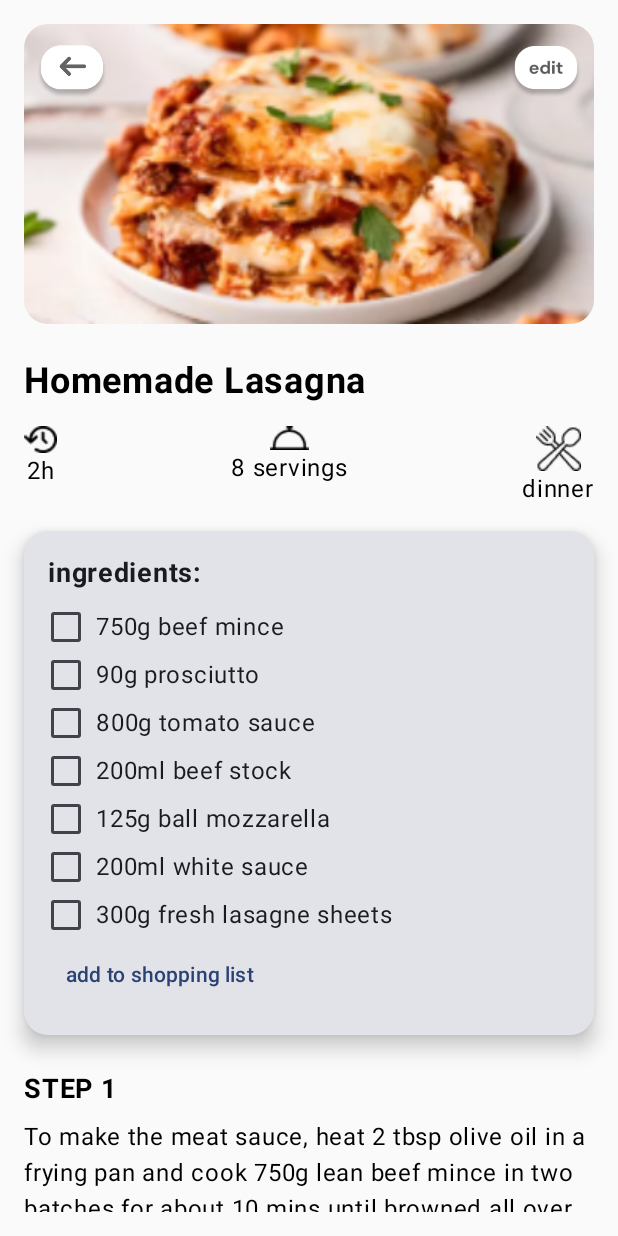
After one commit to adieediee/SemestralnaPraca_VAMZ, an Android app built with Jetpack Compose: the RecipeInfoScreen screen opened through its navigation route, on a phone screen of 412 x 824 dp. The commit adds this screen. Run offline under Robolectric (Android 15) with nearby library versions, the phone set to English and light mode, and no system bars.

Commit message:
Doplnenie RecipeScreen, RecipeInfoScreen a NotesScreen

```diff
--- a/app/build.gradle.kts
+++ b/app/build.gradle.kts
@@ -1,6 +1,7 @@
 plugins {
     id("com.android.application")
     id("org.jetbrains.kotlin.android")
+    id("com.google.devtools.ksp") version "1.9.20-1.0.14"
 }
 
 android {
@@ -66,4 +67,6 @@ dependencies {
     androidTestImplementation("androidx.compose.ui:ui-test-junit4")
     debugImplementation("androidx.compose.ui:ui-tooling")
     debugImplementation("androidx.compose.ui:ui-test-manifest")
+    implementation("androidx.navigation:navigation-compose:2.7.7")
+    implementation ("androidx.lifecycle:lifecycle-viewmodel-compose:2.8.1")
 }
--- a/app/src/main/java/com/example/semestralka/MainActivity.kt
+++ b/app/src/main/java/com/example/semestralka/MainActivity.kt
@@ -1,16 +1,9 @@
 package com.example.semestralka
 
-import MainScreen
 import android.os.Bundle
 import androidx.activity.ComponentActivity
 import androidx.activity.compose.setContent
-import androidx.compose.foundation.layout.fillMaxSize
-import androidx.compose.material3.MaterialTheme
-import androidx.compose.material3.Surface
-import androidx.compose.material3.Text
-import androidx.compose.runtime.Composable
-import androidx.compose.ui.Modifier
-import androidx.compose.ui.tooling.preview.Preview
+import com.example.semestralka.gui.RecipeBookApp
 
 import com.example.semestralka.ui.theme.SemestralkaTheme
 
@@ -19,7 +12,7 @@ class MainActivity : ComponentActivity() {
         super.onCreate(savedInstanceState)
         setContent {
             SemestralkaTheme {
-                MainScreen()
+                RecipeBookApp()
             }
         }
     }
--- /dev/null
+++ b/app/src/main/java/com/example/semestralka/gui/RecipeBook.kt
@@ -0,0 +1,10 @@
+package com.example.semestralka.gui
+
+import androidx.compose.runtime.Composable
+import androidx.navigation.NavHostController
+import androidx.navigation.compose.rememberNavController
+import com.example.semestralka.navigation.Navigation
+@Composable
+fun RecipeBookApp(navController: NavHostController = rememberNavController()) {
+    Navigation(navController = navController)
+}
--- a/app/src/main/java/com/example/semestralka/gui/mainscreen/MainScreen.kt
+++ b/app/src/main/java/com/example/semestralka/gui/mainscreen/MainScreen.kt
@@ -2,14 +2,19 @@ import android.os.Bundle
 import androidx.activity.ComponentActivity
 import androidx.activity.compose.setContent
 import androidx.compose.foundation.Image
+import androidx.compose.foundation.clickable
 import androidx.compose.foundation.layout.*
+
 import androidx.compose.foundation.lazy.LazyColumn
 import androidx.compose.foundation.lazy.items
+import androidx.compose.foundation.shape.CircleShape
 import androidx.compose.foundation.shape.RoundedCornerShape
 import androidx.compose.material3.*
 import androidx.compose.runtime.Composable
 import androidx.compose.ui.Alignment
 import androidx.compose.ui.Modifier
+import androidx.compose.ui.draw.clip
+import androidx.compose.ui.geometry.Size
 import androidx.compose.ui.graphics.Color
 import androidx.compose.ui.platform.LocalConfiguration
 import androidx.compose.ui.res.painterResource
@@ -17,13 +22,46 @@ import androidx.compose.ui.text.font.FontWeight
 import androidx.compose.ui.unit.dp
 import androidx.compose.ui.unit.sp
 import com.example.semestralka.R
+import com.example.semestralka.navigation.NavigationDestination
 
-
+object MainDestination : NavigationDestination {
+    override val route = "main"
+}
 
 @Composable
-fun MainScreen() {
+fun MainScreen(onPrevious: () -> Unit, onNext: () -> Unit) {
+    Scaffold(bottomBar = {
+        BottomAppBar(
+            modifier = Modifier.height(60.dp),
+            containerColor = Color.Transparent
+        ) {
+            val modifier = Modifier.padding(5.dp)
+            Image(
+                painter = painterResource(id = R.drawable.ic_back), // Replace with your edit image resource
+                contentDescription = "Previous",
+                modifier = Modifier
+
+                    .padding(8.dp)
+                    .size(48.dp)
+                    .clip(CircleShape)
+                    .clickable(onClick = onPrevious)
+            )
+            Spacer(modifier = Modifier.weight(1f))
+            Image(
+                painter = painterResource(id = R.drawable.ic_forward), // Replace with your edit image resource
+                contentDescription = "Next",
+                modifier = Modifier
+
+                    .padding(8.dp)
+                    .size(48.dp)
+                    .clip(CircleShape)
+                    .clickable(onClick = onNext)
+            )
+        }
+    }) { innerPadding ->
         Column(
             modifier = Modifier
+                .padding(innerPadding)
                 .fillMaxSize()
                 .padding(16.dp)
         ) {
@@ -47,13 +85,16 @@ fun MainScreen() {
 
         }
     }
+}
 
 @Composable
 fun MealCard() {
     Card(
         shape = RoundedCornerShape(16.dp),
         elevation = CardDefaults.cardElevation(defaultElevation = 8.dp),
-        modifier = Modifier.fillMaxWidth()
+        modifier = Modifier
+            .fillMaxWidth()
+            .height(200.dp)
     ) {
         Column(
             modifier = Modifier
@@ -69,9 +110,7 @@ fun MealCard() {
             )
             Spacer(modifier = Modifier.height(8.dp))
             Text(
-                text = "Homemade Lasagna",
-                fontSize = 24.sp,
-                fontWeight = FontWeight.Bold
+                text = "Homemade Lasagna", fontSize = 24.sp, fontWeight = FontWeight.Bold
             )
         }
     }
@@ -80,8 +119,7 @@ fun MealCard() {
 @Composable
 fun ListsRow() {
     Row(
-        modifier = Modifier.fillMaxWidth(),
-        horizontalArrangement = Arrangement.SpaceEvenly
+        modifier = Modifier.fillMaxWidth(), horizontalArrangement = Arrangement.SpaceEvenly
     ) {
         ShoppingListCard()
         CookDoListCard()
@@ -93,7 +131,9 @@ fun ShoppingListCard() {
     val configuration = LocalConfiguration.current
     val screenWidthDp = configuration.screenWidthDp.dp / 2 - 24.dp
 
-    val items = listOf("90g prosciutto", "125g ball mozzarella", "750g minced beef", "200ml white sauce", "eggs")
+    val items = listOf(
+        "90g prosciutto", "125g ball mozzarella", "750g minced beef", "200ml white sauce", "eggs"
+    )
 
     Card(
         shape = RoundedCornerShape(16.dp),
@@ -108,9 +148,7 @@ fun ShoppingListCard() {
         ) {
             item {
                 Text(
-                    text = "shopping list",
-                    fontSize = 20.sp,
-                    fontWeight = FontWeight.Bold
+                    text = "shopping list", fontSize = 20.sp, fontWeight = FontWeight.Bold
                 )
                 Spacer(modifier = Modifier.height(8.dp))
                 Text(text = "today’s meal:")
@@ -142,7 +180,6 @@ fun CookDoListCard() {
         "harvest some tomatoes",
         "harvest some tomatoes",
         "harvest some tomatoes"
-
     )
 
     Card(
@@ -158,9 +195,7 @@ fun CookDoListCard() {
         ) {
             item {
                 Text(
-                    text = "today’s cook-dos",
-                    fontSize = 20.sp,
-                    fontWeight = FontWeight.Bold
+                    text = "today’s cook-dos", fontSize = 20.sp, fontWeight = FontWeight.Bold
                 )
                 Spacer(modifier = Modifier.height(8.dp))
             }
@@ -178,12 +213,10 @@ fun CookDoListCard() {
 @Composable
 fun CheckboxListItem(text: String, checked: Boolean = false) {
     Row(
-        verticalAlignment = Alignment.CenterVertically,
-        modifier = Modifier.padding(vertical = 4.dp)
+        verticalAlignment = Alignment.CenterVertically, modifier = Modifier.padding(vertical = 4.dp)
     ) {
         Checkbox(
-            checked = checked,
-            onCheckedChange = null // This can be implemented as per requirement
+            checked = checked, onCheckedChange = null // This can be implemented as per requirement
         )
         Spacer(modifier = Modifier.width(8.dp))
         Text(text = text)
@@ -196,3 +229,20 @@ fun AddItemButton(text: String) {
         Text(text = text)
     }
 }
+
+@Composable
+fun ElevatedButtonExample(text: String, onRecipe: () -> Unit) {
+    Button(
+        onClick = { onRecipe() },
+        shape = RoundedCornerShape(16.dp),
+        elevation = ButtonDefaults.buttonElevation(defaultElevation = 8.dp),
+        colors = ButtonDefaults.buttonColors(containerColor = MaterialTheme.colorScheme.primary),
+        modifier = Modifier
+            .height(50.dp) // Adjust the height as needed
+            .padding(4.dp)
+    ) {
+        Text(
+            text = text, fontSize = 16.sp, color = Color.White, modifier = Modifier.padding(4.dp)
+        )
+    }
+}
--- a/app/src/main/java/com/example/semestralka/gui/mainscreen/RecipeScreen.kt
+++ /dev/null
@@ -1 +0,0 @@
-package com.example.semestralka.gui.mainscreen
--- /dev/null
+++ b/app/src/main/java/com/example/semestralka/gui/recipeinfoscreen/RecipeInfoScreen.kt
@@ -0,0 +1,173 @@
+import android.os.Bundle
+import androidx.activity.ComponentActivity
+import androidx.activity.compose.setContent
+import androidx.compose.foundation.Image
+import androidx.compose.foundation.clickable
+import androidx.compose.foundation.layout.*
+import androidx.compose.foundation.rememberScrollState
+import androidx.compose.foundation.shape.CircleShape
+import androidx.compose.foundation.verticalScroll
+import androidx.compose.foundation.shape.RoundedCornerShape
+import androidx.compose.material3.*
+import androidx.compose.runtime.Composable
+import androidx.compose.ui.Alignment
+import androidx.compose.ui.Modifier
+import androidx.compose.ui.draw.clip
+import androidx.compose.ui.graphics.Color
+import androidx.compose.ui.layout.ContentScale
+import androidx.compose.ui.res.painterResource
+import androidx.compose.ui.text.font.FontWeight
+import androidx.compose.ui.unit.dp
+import androidx.compose.ui.unit.sp
+import com.example.semestralka.R
+import com.example.semestralka.navigation.NavigationDestination
+
+object RecipeInfoDestination : NavigationDestination {
+    override val route = "recipe_info"
+}
+@OptIn(ExperimentalMaterial3Api::class)
+@Composable
+fun RecipeInfoScreen(onBack: () -> Unit, onEdit: () -> Unit) {
+    Box(
+        modifier = Modifier
+            .fillMaxSize()
+            .padding(16.dp)
+    ) {
+        Column(
+            modifier = Modifier
+                .fillMaxSize()
+                .verticalScroll(rememberScrollState())
+        ) {
+            Image(
+                painter = painterResource(id = R.drawable.food), // Replace with your image resource
+                contentDescription = "Homemade Lasagna",
+                contentScale = ContentScale.Crop,
+                modifier = Modifier
+                    .fillMaxWidth()
+                    .height(200.dp)
+                    .clip(RoundedCornerShape(16.dp))
+            )
+            Spacer(modifier = Modifier.height(16.dp))
+            Text(
+                text = "Homemade Lasagna",
+                fontSize = 24.sp,
+                fontWeight = FontWeight.Bold,
+                modifier = Modifier.padding(vertical = 8.dp)
+            )
+            Spacer(modifier = Modifier.height(8.dp))
+            Row(
+                modifier = Modifier.fillMaxWidth(),
+                horizontalArrangement = Arrangement.SpaceBetween
+            ) {
+                Column(horizontalAlignment = Alignment.CenterHorizontally) {
+                    Icon(painter = painterResource(id = R.drawable.ic_time), contentDescription = "Time")
+                    Text(text = "2h")
+                }
+                Column(horizontalAlignment = Alignment.CenterHorizontally) {
+                    Icon(painter = painterResource(id = R.drawable.ic_servings), contentDescription = "Servings")
+                    Text(text = "8 servings")
+                }
+                Column(horizontalAlignment = Alignment.CenterHorizontally) {
+                    Icon(painter = painterResource(id = R.drawable.ic_dinner), contentDescription = "Dinner")
+                    Text(text = "dinner")
+                }
+            }
+            Spacer(modifier = Modifier.height(16.dp))
+            IngredientsList()
+            Spacer(modifier = Modifier.height(16.dp))
+            RecipeSteps()
+        }
+        Image(
+            painter = painterResource(id = R.drawable.ic_back), // Replace with your back image resource
+            contentDescription = "Back",
+            modifier = Modifier
+                .align(Alignment.TopStart)
+                .padding(8.dp)
+                .size(48.dp)
+                .clip(CircleShape)
+                .clickable(onClick = onBack)
+        )
+        Image(
+            painter = painterResource(id = R.drawable.ic_edit), // Replace with your edit image resource
+            contentDescription = "Edit",
+            modifier = Modifier
+                .align(Alignment.TopEnd)
+                .padding(8.dp)
+                .size(48.dp)
+                .clip(CircleShape)
+                .clickable(onClick = onEdit)
+        )
+    }
+}
+
+
+@Composable
+fun IngredientsList() {
+    Card(
+        shape = RoundedCornerShape(16.dp),
+        elevation = CardDefaults.cardElevation(defaultElevation = 8.dp),
+        modifier = Modifier.fillMaxWidth()
+    ) {
+        Column(modifier = Modifier.padding(16.dp)) {
+            Text(
+                text = "ingredients:",
+                fontSize = 18.sp,
+                fontWeight = FontWeight.Bold,
+                modifier = Modifier.padding(bottom = 8.dp)
+            )
+            val ingredients = listOf(
+                "750g beef mince",
+                "90g prosciutto",
+                "800g tomato sauce",
+                "200ml beef stock",
+                "125g ball mozzarella",
+                "200ml white sauce",
+                "300g fresh lasagne sheets"
+            )
+            ingredients.forEach { ingredient ->
+                CheckboxListItemRecipe(text = ingredient)
+            }
+            TextButton(onClick = { /* Add to shopping list */ }) {
+                Text(text = "add to shopping list")
+            }
+        }
+    }
+}
+
+@Composable
+fun RecipeSteps() {
+    val steps = listOf(
+        "To make the meat sauce, heat 2 tbsp olive oil in a frying pan and cook 750g lean beef mince in two batches for about 10 mins until browned all over.",
+        "Finely chop 4 slices of prosciutto from a 90g pack, then stir through the meat mixture.",
+        "Pour over 800g passata or half our basic tomato sauce recipe and 200ml hot beef stock. Add a little grated nutmeg, then season.",
+        "Bring up to the boil, then simmer for 30 mins until the sauce looks rich.",
+        "Heat the oven to 180C/160C fan/gas 4 and lightly oil an ovenproof dish (about 30 x 20cm).",
+        "Spoon one third of the meat sauce into the dish, then cover with some fresh lasagne sheets from a 300g pack. Drizzle over roughly 130g ready-made or homemade white sauce."
+    )
+    Column {
+        steps.forEachIndexed { index, step ->
+            Text(
+                text = "STEP ${index + 1}",
+                fontSize = 18.sp,
+                fontWeight = FontWeight.Bold,
+                modifier = Modifier.padding(vertical = 8.dp)
+            )
+            Text(text = step, fontSize = 16.sp)
+        }
+    }
+}
+
+@Composable
+fun CheckboxListItemRecipe(text: String, checked: Boolean = false) {
+    Row(
+        verticalAlignment = Alignment.CenterVertically,
+        modifier = Modifier.padding(vertical = 4.dp)
+    ) {
+        Checkbox(
+            checked = checked,
+            onCheckedChange = null // This can be implemented as per requirement
+        )
+        Spacer(modifier = Modifier.width(8.dp))
+        Text(text = text)
+    }
+}
--- /dev/null
+++ b/app/src/main/java/com/example/semestralka/navigation/Navigation.kt
@@ -0,0 +1,42 @@
+package com.example.semestralka.navigation
+
+import MainDestination
+import MainScreen
+import RecipeDestination
+import RecipeInfoDestination
+import RecipeInfoScreen
+import RecipeScreen
+import androidx.compose.runtime.Composable
+import androidx.compose.ui.Modifier
+import androidx.navigation.NavHostController
+import androidx.navigation.compose.NavHost
+import androidx.navigation.compose.composable
+import com.example.semestralka.gui.notesscreen.NotesDestination
+import com.example.semestralka.gui.notesscreen.NotesScreen
+
+
+@Composable
+fun Navigation(navController: NavHostController, modifier: Modifier = Modifier){
+    NavHost(navController = navController,
+        startDestination = MainDestination.route,
+        modifier = modifier
+        ) {
+        composable(route = MainDestination.route) {
+            MainScreen(
+                onPrevious = {navController.navigate(NotesDestination.route)},
+                onNext = {navController.navigate(RecipeDestination.route)}
+            )
+        }
+        composable(route = RecipeDestination.route) {
+            RecipeScreen({navController.navigate(RecipeInfoDestination.route)})
+        }
+        composable(route = RecipeInfoDestination.route) {
+            RecipeInfoScreen(onBack = {navController.navigate(MainDestination.route)}) {
+            }
+        }
+        composable(route = NotesDestination.route) {
+            NotesScreen()
+
+        }
+    }
+}
--- /dev/null
+++ b/app/src/main/java/com/example/semestralka/navigation/NavigationDestination.kt
@@ -0,0 +1,5 @@
+package com.example.semestralka.navigation
+
+interface NavigationDestination {
+    val route: String
+}
```
Also changed, not shown: app/src/main/java/com/example/semestralka/gui/notesscreen/NotesScreen.kt (added, +132 -0 lines), app/src/main/java/com/example/semestralka/gui/recipescreen/RecipeScreen.kt (added, +157 -0 lines), app/src/main/res/drawable/ic_add.png (added), app/src/main/res/drawable/ic_back.png (added), app/src/main/res/drawable/ic_dinner.png (added), app/src/main/res/drawable/ic_edit.png (added), app/src/main/res/drawable/ic_forward.png (added), app/src/main/res/drawable/ic_servings.png (added), app/src/main/res/drawable/ic_time.png (added). Lines whose indentation alone changed are shown as unchanged.
